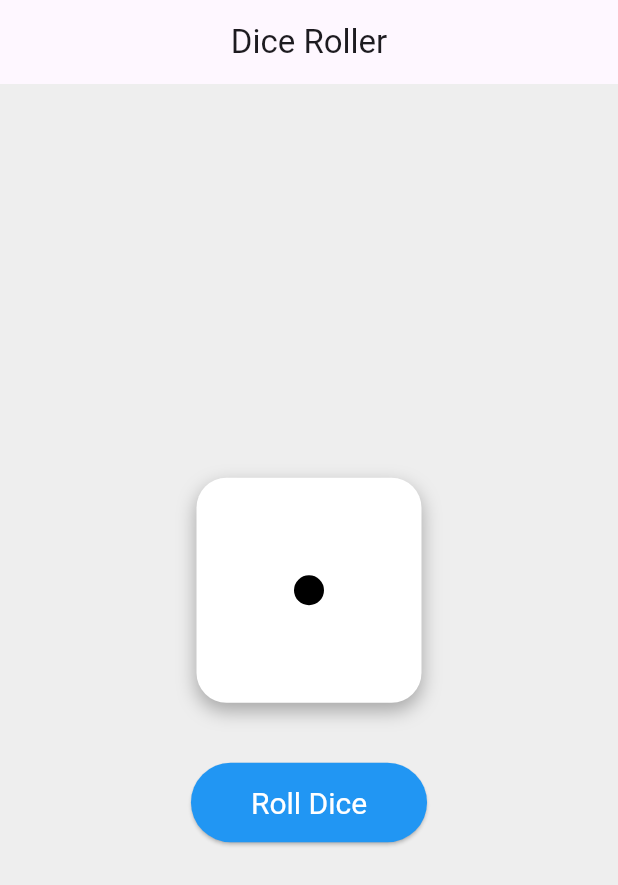
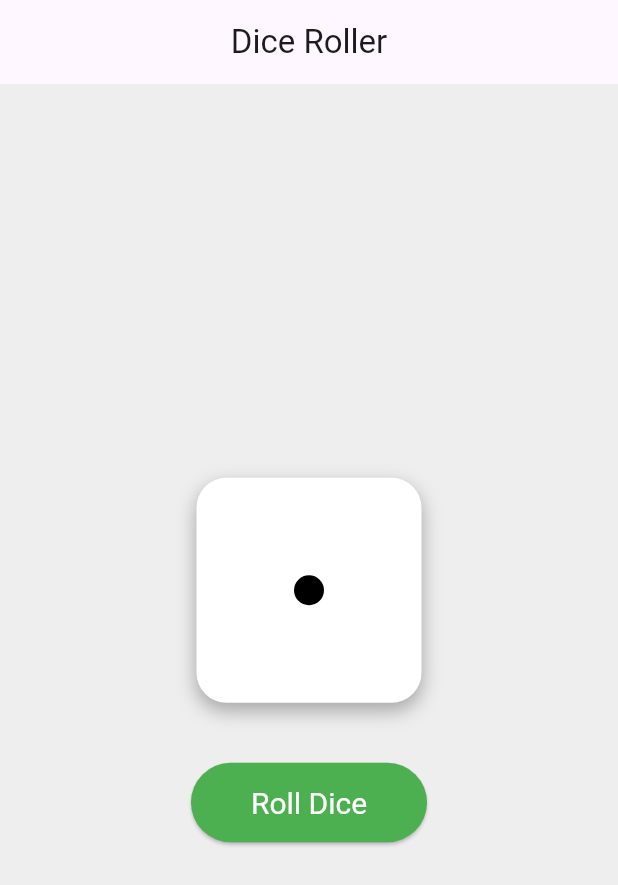
Before and after one commit to RA1N0R1/spin_dice, a Flutter app: the screen it shows after launch, on a phone screen of 412 x 824 dp. Shown: the top 885 px of the screen. Run offline on Flutter 3.47's test engine with Material 3 defaults, Android fonts, the phone set to English and light mode, and no system bars.

Commit message:
Added new feature: green button

```diff
--- a/lib/main.dart
+++ b/lib/main.dart
@@ -191,7 +191,7 @@ class _DicePageState extends State<DicePage>
                 padding:
                     const EdgeInsets.symmetric(horizontal: 40, vertical: 15),
                 textStyle: const TextStyle(fontSize: 20),
-                backgroundColor: Colors.blue,
+                backgroundColor: Colors.green,
                 foregroundColor: Colors.white,
               ),
               child: Text(
```
